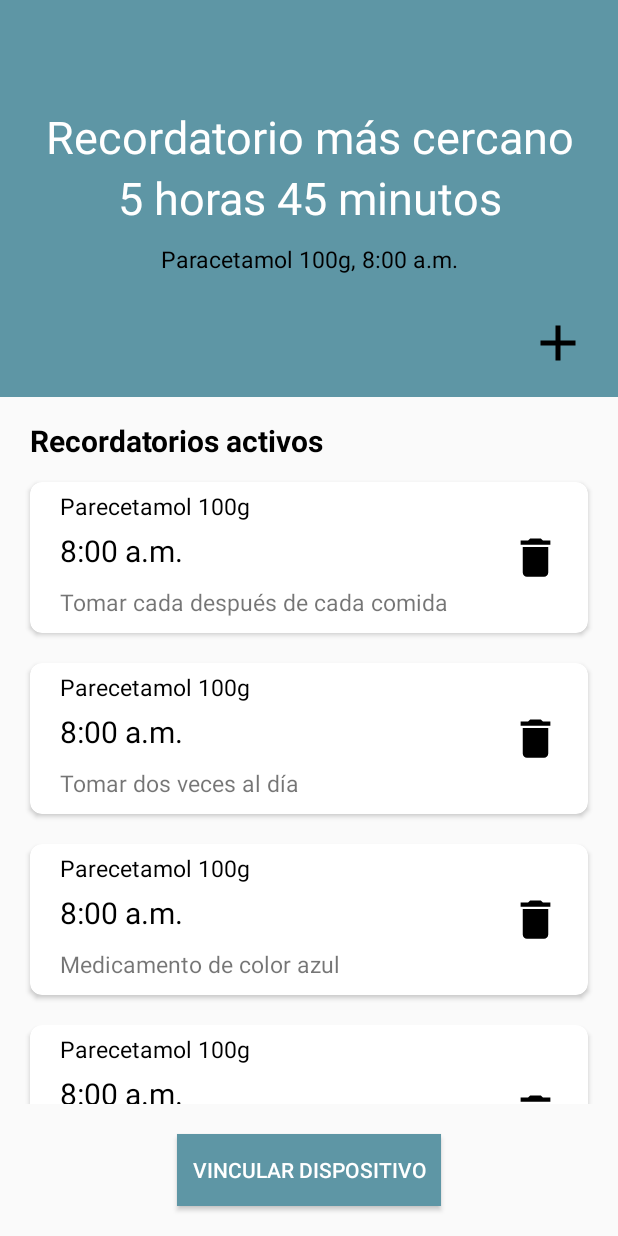
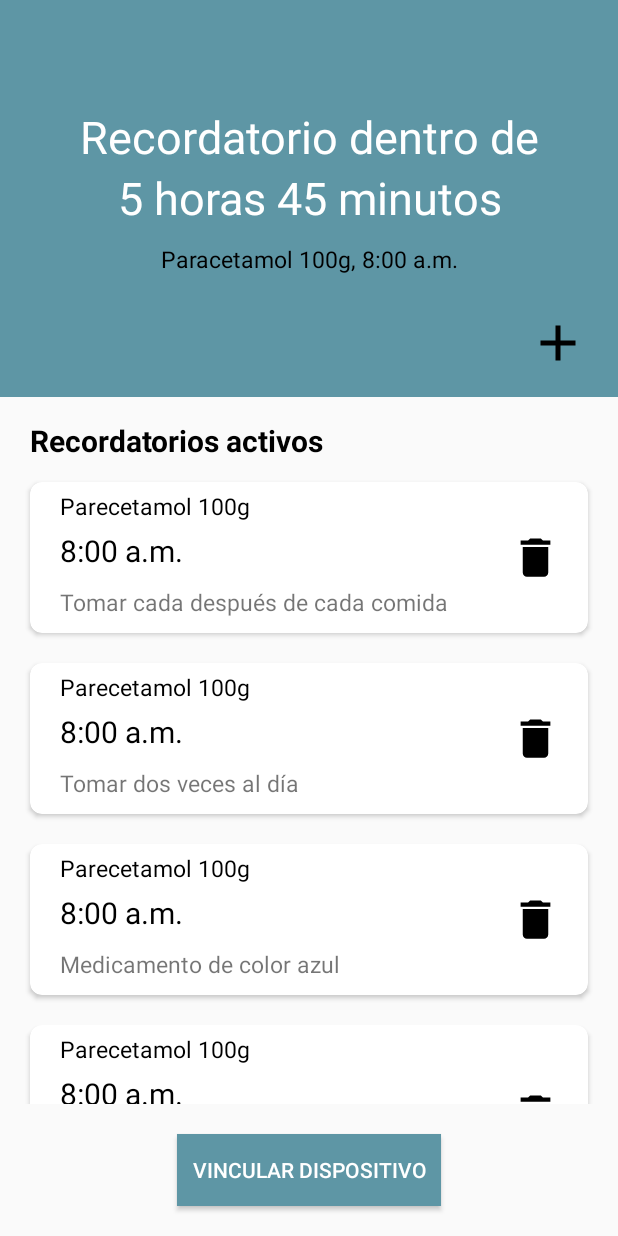
Before and after one commit to gabriel10987/RecordatorioMedico, an Android app: the screen it shows after launch (MainActivity), on a phone screen of 412 x 824 dp. Run offline under Robolectric (Android 15) with nearby library versions, the phone set to English and light mode, and no system bars.

Commit message:
Cambio tercero

```diff
--- a/app/src/main/res/layout/activity_main.xml
+++ b/app/src/main/res/layout/activity_main.xml
@@ -30,7 +30,7 @@
                     android:id="@+id/txt_upcoming_reminder"
                     android:layout_width="match_parent"
                     android:layout_height="wrap_content"
-                    android:text="Recordatorio más cercano"
+                    android:text="Recordatorio dentro de"
                     android:textColor="@color/white"
                     android:textSize="30sp"
                     android:gravity="center"/>
```
